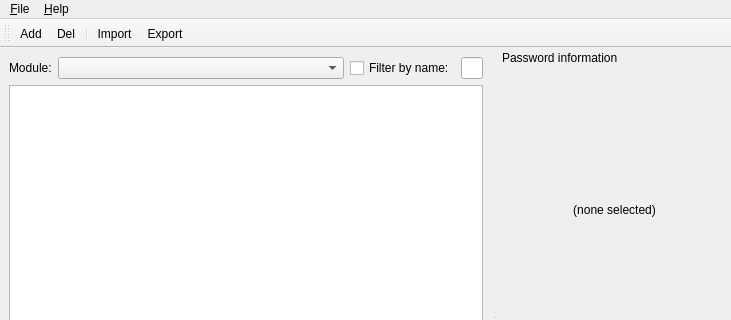
Before: the Qt Designer form util/qt/mainwindow.ui in mupuf/PPassKeeper, drawn with Qt 5; both pictures show x 0 to 731 and y 0 to 320 of the 731 by 621 pixel window.
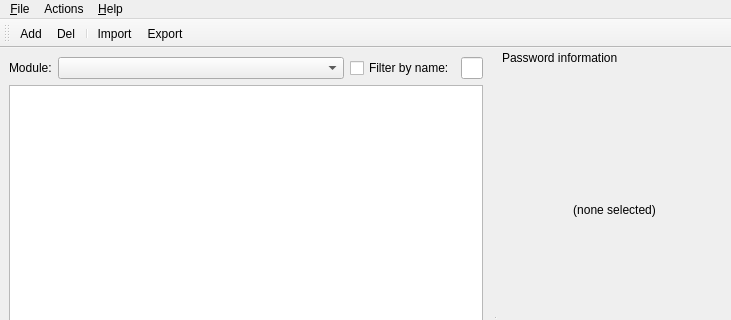
After: the same form once the commit is applied.

The edit to the form file:
```diff
--- a/util/qt/mainwindow.ui
+++ b/util/qt/mainwindow.ui
@@ -53,29 +53,36 @@
     </item>
    </layout>
   </widget>
-  <widget class="QStatusBar" name="statusbar" />
-  <widget class="QMenuBar" name="menubar" >
-   <property name="geometry" >
+  <widget class="QStatusBar" name="statusbar"/>
+  <widget class="QMenuBar" name="menubar">
+   <property name="geometry">
     <rect>
      <x>0</x>
      <y>0</y>
      <width>731</width>
-     <height>26</height>
+     <height>24</height>
     </rect>
    </property>
-   <widget class="QMenu" name="menu_File" >
-    <property name="title" >
+   <widget class="QMenu" name="menu_File">
+    <property name="title">
      <string>&amp;File</string>
     </property>
     <addaction name="action_Quit" />
    </widget>
-   <widget class="QMenu" name="menu_Help" >
-    <property name="title" >
+   <widget class="QMenu" name="menu_Help">
+    <property name="title">
      <string>&amp;Help</string>
     </property>
    </widget>
-   <addaction name="menu_File" />
-   <addaction name="menu_Help" />
+   <widget class="QMenu" name="menuActions">
+    <property name="title">
+     <string>Actions</string>
+    </property>
+    <addaction name="actionLock_ppasskeeper"/>
+   </widget>
+   <addaction name="menu_File"/>
+   <addaction name="menuActions"/>
+   <addaction name="menu_Help"/>
   </widget>
   <widget class="QToolBar" name="toolBar" >
    <property name="windowTitle" >
```
Left out of the diff: 152 changed lines with no effect on the pictures.
